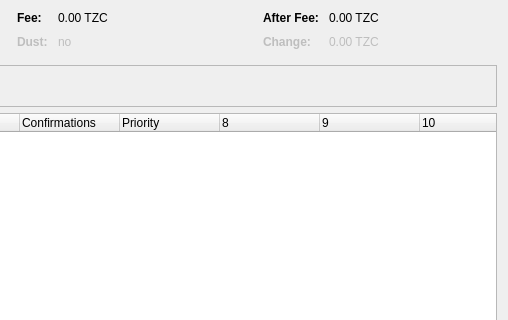
Above: src/qt/forms/coincontroldialog.ui from TrezarCoin/TrezarCoin before the change; both pictures show x 492 to 1000 and y 0 to 320 of the 1000 by 500 pixel window. Below: the same form after it.
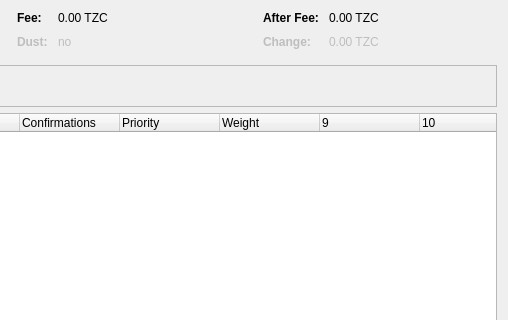
That is the form after the change. Custom widgets are drawn as their Qt base class.

Commit message: Coin control input weight

Diff of the .ui file:
```diff
--- a/src/qt/forms/coincontroldialog.ui
+++ b/src/qt/forms/coincontroldialog.ui
@@ -477,6 +477,11 @@
        <string>Priority</string>
       </property>
      </column>
+     <column>
+      <property name="text">
+       <string>Weight</string>
+      </property>
+     </column>
      <column>
       <property name="text">
        <string/>
```
The commit also changes 6 other files.
